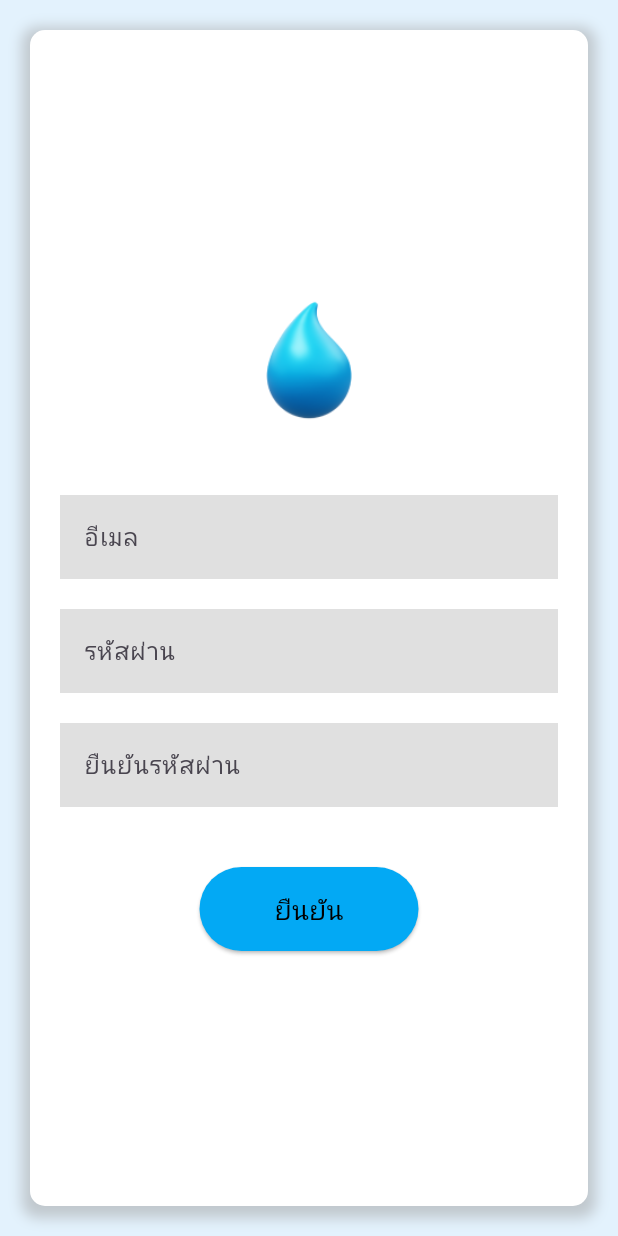
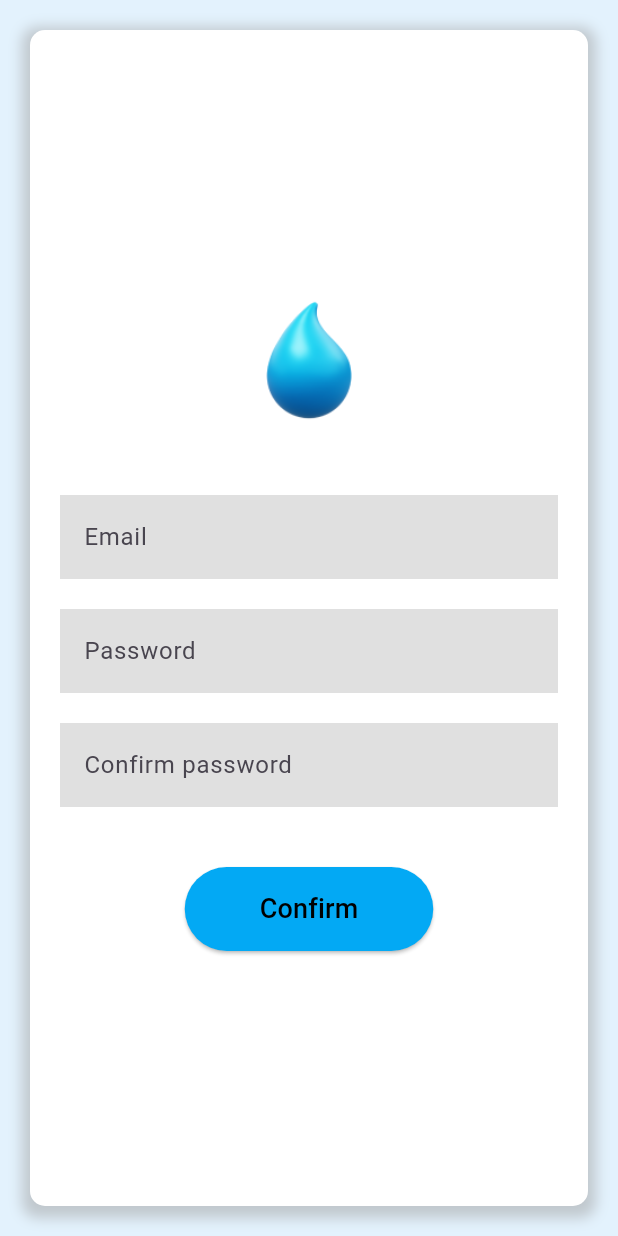
Before and after one commit to 64160056/Project_app, a Flutter app: the RegisterView screen opened by its route, on a phone screen of 412 x 824 dp. Run offline on Flutter 3.47's test engine with Material 3 defaults, Android fonts, the light colour scheme and no system bars; our stand-ins replace cloud_firestore, firebase_auth, firebase_core, fl_chart, flutter_local_notifications, get and 1 more; accounts and stored records are empty.

Commit message:
Edit text english

```diff
--- a/water_tracking_app/lib/app/modules/home/views/Noti_view.dart
+++ b/water_tracking_app/lib/app/modules/home/views/Noti_view.dart
@@ -16,7 +16,7 @@ class NotiView extends StatelessWidget {
     return MaterialApp(
       home: Scaffold(
         appBar: AppBar(
-          title: const Text('แจ้งเตือน'),
+          title: const Text('Notification'),
           backgroundColor: Colors.lightBlue[100],
           centerTitle: true,
         ),
--- a/water_tracking_app/lib/app/modules/home/views/add_weight.dart
+++ b/water_tracking_app/lib/app/modules/home/views/add_weight.dart
@@ -46,7 +46,7 @@ class _WaterTrackerScreenState extends State<WaterTrackerScreen> {
         crossAxisAlignment: CrossAxisAlignment.center,
         children: [
           Text(
-            'เพิ่มข้อมูลน้ำหนักของคุณ',
+            'Add your weight',
             style: TextStyle(
               fontSize: 25,
               color: Colors.blue, // ตั้งค่าสีฟ้าสำหรับข้อความ
@@ -62,12 +62,12 @@ class _WaterTrackerScreenState extends State<WaterTrackerScreen> {
             },
             decoration: InputDecoration(
               border: OutlineInputBorder(),
-              labelText: 'น้ำหนักของคุณ (kg)',
+              labelText: 'your weight (kg)',
             ),
           ),
           SizedBox(height: 110),
           Text(
-            'ปริมาณน้ำที่คุณควรดื่ม',
+            'The amount you should drink',
             style: TextStyle(
               fontSize: 25, // กำหนดขนาดตัวอักษร
               color: Colors.blue,
--- a/water_tracking_app/lib/app/modules/home/views/add_weter.dart
+++ b/water_tracking_app/lib/app/modules/home/views/add_weter.dart
@@ -12,7 +12,7 @@ class AddWeter extends StatelessWidget {
       home: Scaffold(
         appBar: AppBar(
           title: const Text(
-            'ปริมาณการดื่ม',
+            'Drinking amount',
             style: TextStyle(fontSize: 24, fontWeight: FontWeight.bold),
           ),
           backgroundColor: Colors.lightBlue[100],
@@ -149,7 +149,7 @@ void showCustomAmountDialog(BuildContext context) {
               mainAxisAlignment: MainAxisAlignment.center,
               children: <Widget>[
                 const Text(
-                  'กำหนดเอง',
+                  'customized',
                   style: TextStyle(
                     fontSize: 20,
                     fontWeight: FontWeight.bold,
--- a/water_tracking_app/lib/app/modules/home/views/home_view.dart
+++ b/water_tracking_app/lib/app/modules/home/views/home_view.dart
@@ -18,9 +18,9 @@ class HomeView extends GetView<HomeController> {
           children: [
             // Add the text "มากินน้ำกันเถอะ"
             const Text(
-              'มากินน้ำกันเถอะ',
+              'Let drink water',
               style: TextStyle(
-                fontSize: 24,
+                fontSize: 30,
                 color: Colors.blue,
                 fontWeight: FontWeight.bold,
               ),
@@ -41,7 +41,7 @@ class HomeView extends GetView<HomeController> {
                 padding: const EdgeInsets.symmetric(horizontal: 50, vertical: 15),
               ),
               child: const Text(
-                'เริ่ม',
+                'Start',
                 style: TextStyle(fontSize: 20),
               ),
             ),
--- a/water_tracking_app/lib/app/modules/home/views/login_view.dart
+++ b/water_tracking_app/lib/app/modules/home/views/login_view.dart
@@ -63,7 +63,7 @@ class LoginView extends StatelessWidget {
                 TextField(
                   controller: _emailController,
                   decoration: InputDecoration(
-                    labelText: 'อีเมล',
+                    labelText: 'Email',
                     filled: true,
                     fillColor: Colors.grey[300],
                     border: InputBorder.none,
@@ -76,7 +76,7 @@ class LoginView extends StatelessWidget {
                   controller: _passwordController,
                   obscureText: true,
                   decoration: InputDecoration(
-                    labelText: 'รหัสผ่าน',
+                    labelText: 'Password',
                     filled: true,
                     fillColor: Colors.grey[300],
                     border: InputBorder.none,
@@ -93,7 +93,7 @@ class LoginView extends StatelessWidget {
                       Get.to(() => RegisterView());
                     },
                     child: const Text(
-                      'สมัครสมาชิก',
+                      'Register',
                       style: TextStyle(
                         decoration: TextDecoration.underline,
                         color: Colors.black,
--- a/water_tracking_app/lib/app/modules/home/views/register_view.dart
+++ b/water_tracking_app/lib/app/modules/home/views/register_view.dart
@@ -71,7 +71,7 @@ class RegisterView extends StatelessWidget {
                 TextField(
                   controller: _usernameController, // Bind the controller
                   decoration: InputDecoration(
-                    labelText: 'อีเมล',
+                    labelText: 'Email',
                     filled: true,
                     fillColor: Colors.grey[300],
                     border: InputBorder.none,
@@ -84,7 +84,7 @@ class RegisterView extends StatelessWidget {
                   controller: _passwordController, // Bind the controller
                   obscureText: true,
                   decoration: InputDecoration(
-                    labelText: 'รหัสผ่าน',
+                    labelText: 'Password',
                     filled: true,
                     fillColor: Colors.grey[300],
                     border: InputBorder.none,
@@ -97,7 +97,7 @@ class RegisterView extends StatelessWidget {
                   controller: _confirmPasswordController, // Bind the controller
                   obscureText: true,
                   decoration: InputDecoration(
-                    labelText: 'ยืนยันรหัสผ่าน',
+                    labelText: 'Confirm password',
                     filled: true,
                     fillColor: Colors.grey[300],
                     border: InputBorder.none,
@@ -125,7 +125,7 @@ class RegisterView extends StatelessWidget {
                     backgroundColor: Colors.lightBlue, // Blue background
                   ),
                   child: const Text(
-                    'ยืนยัน',
+                    'Confirm',
                     style: TextStyle(fontSize: 18, color: Colors.black),
                   ),
                 ),
--- a/water_tracking_app/lib/app/modules/home/views/water_track.dart
+++ b/water_tracking_app/lib/app/modules/home/views/water_track.dart
@@ -45,7 +45,7 @@ class _WaterTrackState extends State<WaterTrack>
       appBar: AppBar(
         title: const Center(
             child: Text(
-          'เป้าหมายการดื่มน้ำของคุณ',
+          'Your water intake goals',
           style:
               TextStyle(fontSize: 25, color: Color.fromARGB(255, 0, 94, 188)),
         )),
@@ -129,7 +129,7 @@ class _WaterTrackState extends State<WaterTrack>
                       minimumSize: const Size(150, 60),
                     ),
                     child: const Text(
-                      'เป้าหมายใหม่',
+                      'New goal',
                       style: TextStyle(
                           color: Colors.black,
                           fontSize: 24,
```
